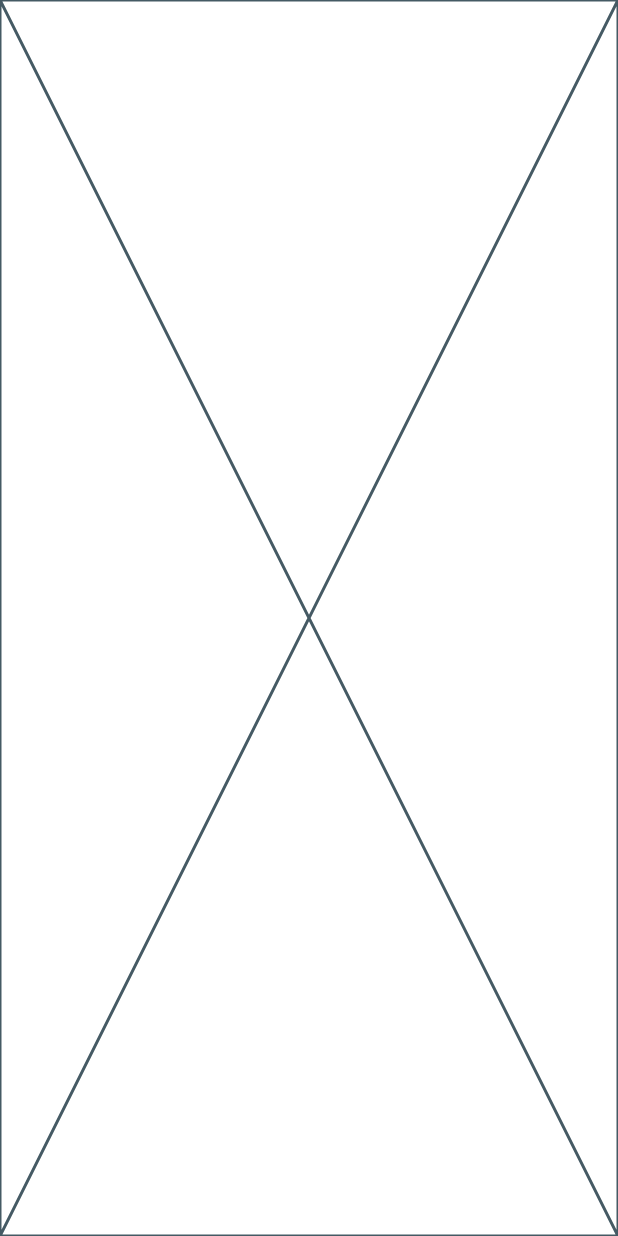
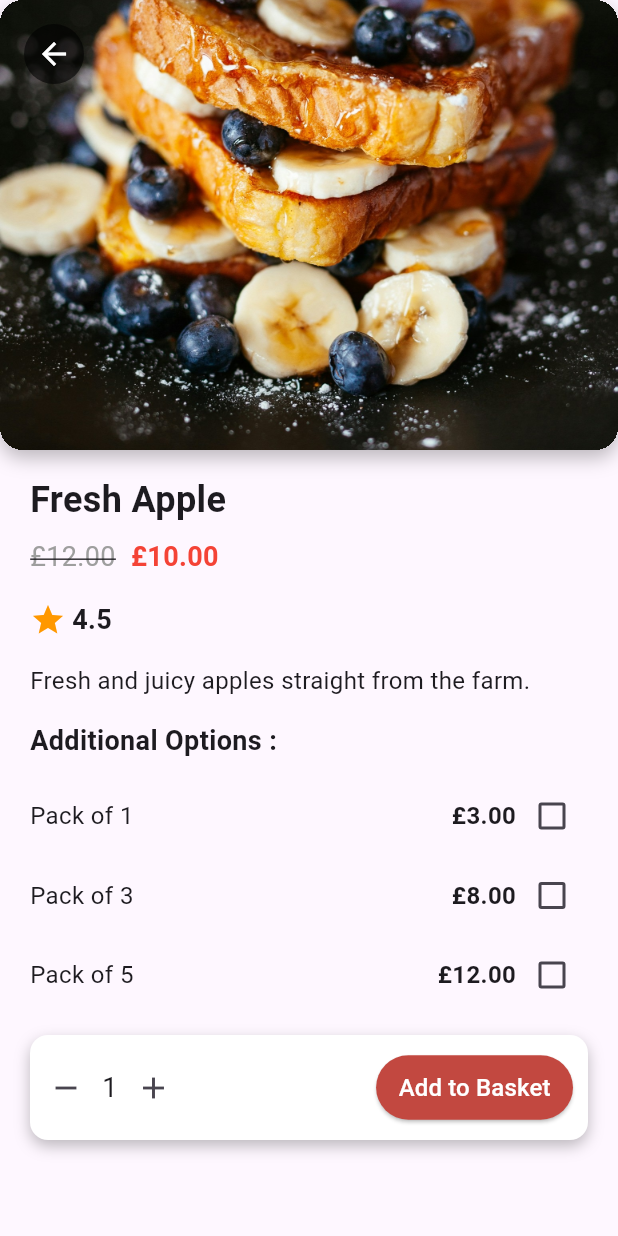
Before and after one commit to eyoaab/A2sv_final_assesment, a Flutter app: the screen it shows after launch, on a phone screen of 412 x 824 dp. Run offline on Flutter 3.47's test engine with Material 3 defaults, Android fonts, the phone set to English and light mode, and no system bars; our stand-ins replace bloc, dartz, flutter_bloc, get_it, google_fonts, internet_connection_checker.

Commit message:
implmented the bloc and injection part

```diff
--- a/grocery_app/lib/features/Grosary/Data/Repository/repository_impl.dart
+++ b/grocery_app/lib/features/Grosary/Data/Repository/repository_impl.dart
@@ -9,11 +9,11 @@ import 'package:grocery_app/features/Grosary/Domein/Entity/grocery_entity.dart';
 import 'package:grocery_app/features/Grosary/Domein/Repository/grocery_repositar.dart';
 
 
-class ProductRepositoryImpl extends GroceryRepository {
+class GroceryRepositoryImpl extends GroceryRepository {
   final GroceryRemoteDataSource remoteDataSource;
   final NetworkInfo networkInfo;
 
-  ProductRepositoryImpl(
+  GroceryRepositoryImpl(
       {required this.remoteDataSource,
       required this.networkInfo});
 
--- a/grocery_app/lib/features/Grosary/Domein/Entity/grocery_entity.dart
+++ b/grocery_app/lib/features/Grosary/Domein/Entity/grocery_entity.dart
@@ -1,4 +1,4 @@
-import './OptionEntity.dart';
+import 'OptionEntity.dart';
 // Grocery Item Class
 class GroceryEntity {
   final String id;
--- /dev/null
+++ b/grocery_app/lib/features/Grosary/Presentation/Pages/DetailPage/detail.dart
@@ -0,0 +1,242 @@
+import 'package:flutter/material.dart';
+import 'package:flutter_bloc/flutter_bloc.dart';
+import 'package:grocery_app/features/Grosary/Domein/Entity/grocery_entity.dart';
+import 'package:grocery_app/features/Grosary/Presentation/bloc/grocery_bloc.dart';
+import 'package:grocery_app/features/Grosary/Presentation/bloc/grocery_event.dart';
+
+class DetailPage extends StatefulWidget {
+  final GroceryEntity grocery;
+
+  const DetailPage({Key? key, required this.grocery}) : super(key: key);
+
+
+  @override
+  _DetailPageState createState() => _DetailPageState();
+}
+
+class _DetailPageState extends State<DetailPage> {
+  int orderCount = 1;
+
+  void incrementOrder() {
+    setState(() {
+  context.read<GroceryBloc>().add(LoadAllGroceryEvent());
+
+      orderCount++;
+    });
+  }
+
+  void decrementOrder() {
+    setState(() {
+      if (orderCount > 1) orderCount--;
+    });
+  }
+
+  @override
+  Widget build(BuildContext context) {
+    return Scaffold(
+      body: SafeArea(
+        child: SingleChildScrollView(
+          child: Column(
+            crossAxisAlignment: CrossAxisAlignment.start,
+            children: [
+              Stack(
+                children: [
+                  Container(
+                    decoration: BoxDecoration(
+                      borderRadius: BorderRadius.circular(15.0),
+                      boxShadow: const [
+                        BoxShadow(
+                          color: Colors.black26,
+                          blurRadius: 10.0,
+                          offset: Offset(0, 5),
+                        ),
+                      ],
+                    ),
+                    clipBehavior: Clip.hardEdge,
+                    child: Image.asset(
+                      widget.grocery.imageUrl,
+                      fit: BoxFit.cover,
+                      width: double.infinity,
+                      height: 300,
+                    ),
+                  ),
+                  Positioned(
+                    top: 16.0,
+                    left: 16.0,
+                    child: GestureDetector(
+                      onTap: () {
+                        Navigator.of(context).pop();
+                      },
+                      child: Container(
+                        padding: const EdgeInsets.all(8.0),
+                        decoration: BoxDecoration(
+                          color: Colors.black.withOpacity(0.6),
+                          shape: BoxShape.circle,
+                        ),
+                        child: const Icon(
+                          Icons.arrow_back,
+                          color: Colors.white,
+                        ),
+                      ),
+                    ),
+                  ),
+                ],
+              ),
+              const SizedBox(height: 16.0),
+              Padding(
+                padding: const EdgeInsets.symmetric(horizontal: 20.0),
+                child: Column(
+                  crossAxisAlignment: CrossAxisAlignment.start,
+                  children: [
+                    Text(
+                      widget.grocery.title,
+                      style: const TextStyle(
+                        fontSize: 24.0,
+                        fontWeight: FontWeight.bold,
+                      ),
+                    ),
+                    const SizedBox(height: 8.0),
+                    Row(
+                      children: [
+                        Text(
+                          '£${(widget.grocery.price + widget.grocery.discount).toStringAsFixed(2)}',
+                          style: const TextStyle(
+                            fontSize: 18.0,
+                            color: Colors.grey,
+                            decoration: TextDecoration.lineThrough,
+                          ),
+                        ),
+                        const SizedBox(width: 10.0),
+                        Text(
+                          '£${widget.grocery.price.toStringAsFixed(2)}',
+                          style: const TextStyle(
+                            fontSize: 18.0,
+                            fontWeight: FontWeight.bold,
+                            color: Colors.red,
+                          ),
+                        ),
+                      ],
+                    ),
+                    const SizedBox(height: 16.0),
+                    Row(
+                      children: [
+                        const Icon(Icons.star, color: Colors.orange),
+                        const SizedBox(width: 4.0),
+                        Text(
+                          widget.grocery.rating.toString(),
+                          style: const TextStyle(
+                            fontSize: 18.0,
+                            fontWeight: FontWeight.bold,
+                          ),
+                        ),
+                      ],
+                    ),
+                    const SizedBox(height: 16.0),
+                    Text(
+                      widget.grocery.description,
+                      style: const TextStyle(fontSize: 16.0),
+                    ),
+                    const SizedBox(height: 16.0),
+                    const Text(
+                      'Additional Options : ',
+                      style: TextStyle(
+                        fontSize: 18.0,
+                        fontWeight: FontWeight.bold,
+                      ),
+                    ),
+                    const SizedBox(height: 8.0),
+                    Column(
+                      children: widget.grocery.options.map((option) {
+                        return Padding(
+                          padding: const EdgeInsets.only(top: 5.0),
+                          child: Row(
+                            children: [
+                              Expanded(
+                                child: Text(
+                                  option.name,
+                                  style: const TextStyle(fontSize: 16.0),
+                                ),
+                              ),
+                              Text(
+                                '£${option.price.toStringAsFixed(2)}',
+                                style: const TextStyle(
+                                  fontSize: 16.0,
+                                  fontWeight: FontWeight.bold,
+                                ),
+                              ),
+                              Checkbox(
+                                value: false,
+                                onChanged: (bool? value) {
+                                },
+                              ),
+                            ],
+                          ),
+                        );
+                      }).toList(),
+                    ),
+                    const SizedBox(height: 16.0),
+                    Container(
+                      height: 70,
+                      padding: const EdgeInsets.only(right: 10),
+                      decoration: BoxDecoration(
+            color: Color.fromARGB(255, 255, 255, 255),
+            borderRadius: BorderRadius.circular(12.0),
+            boxShadow: const [
+               BoxShadow(
+                color: Colors.black26,
+                blurRadius: 8.0,
+                offset: Offset(0, 4),
+              ),
+            ],
+          ),
+                      child: Row(
+
+
+                        mainAxisAlignment: MainAxisAlignment.spaceBetween,
+                        children: [
+                          Row(
+
+                            children: [
+                              IconButton(
+
+                                icon: const Icon(Icons.remove),
+                                onPressed: decrementOrder,
+                              ),
+                              Text(
+                                '$orderCount',
+                                style: const TextStyle(fontSize: 18.0),
+                              ),
+                              IconButton(
+                                icon: const Icon(Icons.add),
+                                onPressed: incrementOrder,
+                              ),
+                            ],
+                          ),
+                          ElevatedButton(
+
+                            onPressed: () {
+
+                            },
+                            style: ElevatedButton.styleFrom(
+                              backgroundColor:const Color.fromARGB(255, 194, 72, 64),
+                              padding: const EdgeInsets.symmetric(horizontal: 15.0, vertical: 10.0),
+                            ),
+                            child: const Text(
+                              'Add to Basket',
+                              style: TextStyle(fontSize: 16.0,color: Colors.white),
+                            ),
+                          ),
+                        ],
+                      ),
+                    ),
+                  ],
+                ),
+              ),
+              const SizedBox(height: 16.0),
+            ],
+          ),
+        ),
+      ),
+    );
+  }
+}
--- /dev/null
+++ b/grocery_app/lib/features/Grosary/Presentation/bloc/grocery_bloc.dart
@@ -0,0 +1,26 @@
+import 'package:bloc/bloc.dart';
+import 'package:grocery_app/features/Grosary/Presentation/bloc/grocery_event.dart';
+import 'package:grocery_app/features/Grosary/Presentation/bloc/grocery_state.dart';
+
+import '../../Domein/useCase/getAll.dart';
+
+
+class GroceryBloc extends Bloc<GroceryEvent, GroceryState> {
+  GetAllGroceryUsecase getAllGroceryUsecase ;
+  GroceryBloc({required this.getAllGroceryUsecase}) : super(GroceryInitial()) {
+
+    on<LoadAllGroceryEvent>((event, emit)async {
+      emit(GroceryLoadingState());
+
+      final result = await getAllGroceryUsecase.excute();
+
+        result.fold(
+            (error) => emit(GroceryError(message: error.toString())),
+            (datas) => emit(GroceryLoaded(data: datas)),
+            );
+
+
+
+    });
+  }
+}
--- /dev/null
+++ b/grocery_app/lib/features/Grosary/Presentation/bloc/grocery_event.dart
@@ -0,0 +1,5 @@
+class GroceryEvent {}
+
+class LoadAllGroceryEvent extends GroceryEvent{}
+
+class LoadGroceryItemsEvent extends GroceryEvent{}
--- /dev/null
+++ b/grocery_app/lib/features/Grosary/Presentation/bloc/grocery_state.dart
@@ -0,0 +1,17 @@
+import 'package:grocery_app/features/Grosary/Domein/Entity/grocery_entity.dart';
+
+class GroceryState {}
+
+final class GroceryInitial extends GroceryState {}
+
+final class GroceryLoadingState extends GroceryState {}
+
+final class GroceryLoaded extends GroceryState {
+   final List<GroceryEntity> data;
+    GroceryLoaded({required this.data });
+}
+
+final class GroceryError extends GroceryState {
+   final String message;
+    GroceryError({required this.message });
+}
--- a/grocery_app/lib/main.dart
+++ b/grocery_app/lib/main.dart
@@ -1,19 +1,45 @@
 import 'package:flutter/material.dart';
+import 'package:flutter_bloc/flutter_bloc.dart';
+import 'package:grocery_app/features/Grosary/Domein/Entity/OptionEntity.dart';
+import 'package:grocery_app/features/Grosary/Domein/Entity/grocery_entity.dart';
+import 'package:grocery_app/features/Grosary/Presentation/Pages/DetailPage/detail.dart';
+import 'package:grocery_app/features/Grosary/Presentation/Pages/HomePage/home_page.dart';
+import 'package:grocery_app/features/Grosary/Presentation/Pages/SplashScreen/splash_screen.dart';
+import 'package:grocery_app/features/Grosary/Presentation/bloc/grocery_bloc.dart';
+import 'package:grocery_app/injection_container.dart';
 
-void main() {
-  runApp(const MyApp());
+
+Future<void> main() async {
+    WidgetsFlutterBinding.ensureInitialized();
+  await init();
+  runApp(MyApp());
 }
 
 class MyApp extends StatelessWidget {
-  const MyApp({super.key});
+  MyApp({super.key});
+  final grocery = GroceryEntity(
+    id: '1',
+    title: 'Fresh Apple',
+    imageUrl: 'assets/splash.jpeg',
+    rating: 4.5,
+    price: 10.0,
+    discount: 2.0,
+    description: 'Fresh and juicy apples straight from the farm.',
+    options: [
+      OptionEntity(id: '1', name: 'Pack of 1', price: 3.0),
+      OptionEntity(id: '2', name: 'Pack of 3', price: 8.0),
+      OptionEntity(id: '3', name: 'Pack of 5', price: 12.0),
+    ],
+  );
 
-  // This widget is the root of your application.
+// Navigate to the DetailPage
+
   @override
   Widget build(BuildContext context) {
-    return MaterialApp(
 
-
-      home:  const Placeholder());
-
+    return BlocProvider(
+      create: (context) => sl<GroceryBloc>(),
+      child: MaterialApp(home: DetailPage(grocery: grocery)),
+    );
   }
 }
```
Also changed, not shown: grocery_app/lib/features/Grosary/Presentation/Pages/HomePage/home_page.dart (added, +51 -0 lines), grocery_app/lib/features/Grosary/Presentation/Pages/SplashScreen/splash_screen.dart (added, +74 -0 lines), grocery_app/lib/features/Grosary/Presentation/Widgets/CommonWidgets.dart (added, +45 -0 lines), grocery_app/lib/features/Grosary/Presentation/Widgets/grocery_card.dart (added, +138 -0 lines), grocery_app/lib/injection_container.dart (+34 -0 lines), grocery_app/pubspec.yaml (+7 -3 lines), grocery_app/assets/forCrad.jpeg (renamed from grocery_app/lib/assets/forCrad.jpeg), grocery_app/assets/splash.jpeg (renamed from grocery_app/lib/assets/splash.jpeg), grocery_app/pubspec.lock, 2 other files.
